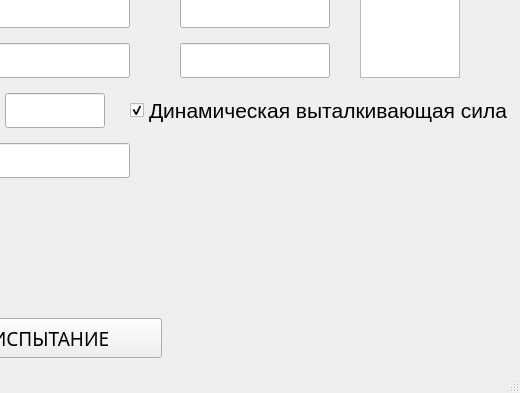
Qt form ui/mainui.ui (Skorikof/SPG-023MK) before a commit; both pictures show x 740 to 1260 and y 537 to 930 of the 1260 by 930 pixel window.
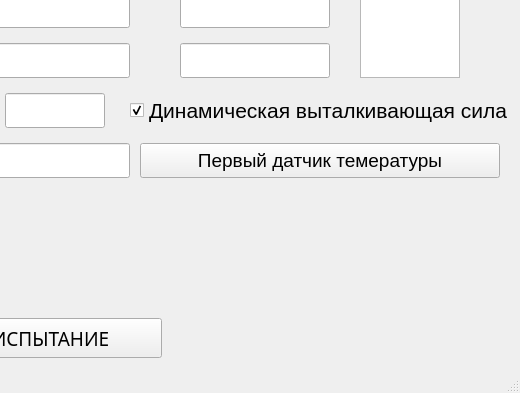
The same form after that commit. The open tabs and pages were chosen to show the change. Custom widgets are drawn as their Qt base class.

Commit message: Добавлен второй датчик температуры. Добавлены регистры записи выбора датчика температуры для заполнения буфера

What changed in the file:
```diff
--- a/ui/mainui.ui
+++ b/ui/mainui.ui
@@ -1929,6 +1929,39 @@
               <bool>false</bool>
              </property>
             </widget>
+            <widget class="QPushButton" name="select_temp_sensor_btn">
+             <property name="geometry">
+              <rect>
+               <x>640</x>
+               <y>510</y>
+               <width>360</width>
+               <height>35</height>
+              </rect>
+             </property>
+             <property name="minimumSize">
+              <size>
+               <width>360</width>
+               <height>35</height>
+              </size>
+             </property>
+             <property name="maximumSize">
+              <size>
+               <width>360</width>
+               <height>35</height>
+              </size>
+             </property>
+             <property name="font">
+              <font>
+               <family>Arial</family>
+               <pointsize>14</pointsize>
+               <weight>50</weight>
+               <bold>false</bold>
+              </font>
+             </property>
+             <property name="text">
+              <string>Первый датчик темературы</string>
+             </property>
+            </widget>
            </widget>
            <widget class="QFrame" name="specif_btn_frame">
             <property name="geometry">
```
Left out of the diff: 2 changed lines with no effect on the pictures. The commit also changes 8 other files.
